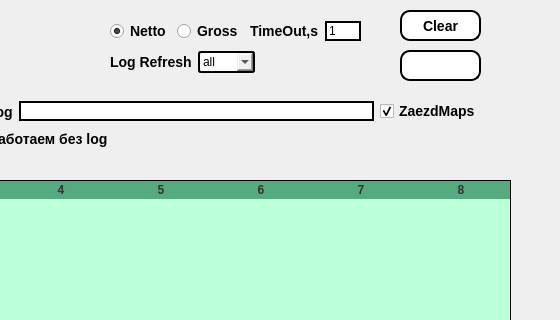
The window that window.ui (biggvladik/GrabberGolf) describes before a commit, drawn with Qt 5; both pictures show x 520 to 1080 and y 0 to 320 of the 1080 by 811 pixel window.
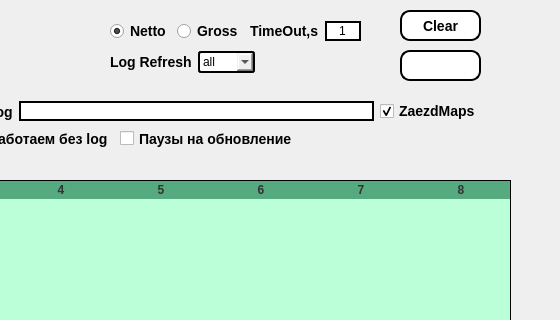
The same window after the commit.

Commit message: сделал паузы на обновление

```diff
--- a/window.ui
+++ b/window.ui
@@ -556,6 +556,9 @@
        <property name="text">
         <string>1</string>
        </property>
+       <property name="alignment">
+        <set>Qt::AlignCenter</set>
+       </property>
       </widget>
      </item>
     </layout>
@@ -733,6 +736,22 @@
      <string>Работаем без log</string>
     </property>
    </widget>
+   <widget class="QCheckBox" name="checkBox_3">
+    <property name="geometry">
+     <rect>
+      <x>640</x>
+      <y>130</y>
+      <width>181</width>
+      <height>17</height>
+     </rect>
+    </property>
+    <property name="styleSheet">
+     <string notr="true">font: bold 14px;</string>
+    </property>
+    <property name="text">
+     <string>Паузы на обновление</string>
+    </property>
+   </widget>
   </widget>
   <widget class="QStatusBar" name="statusbar"/>
  </widget>
```
The commit also changes 5 other files.
